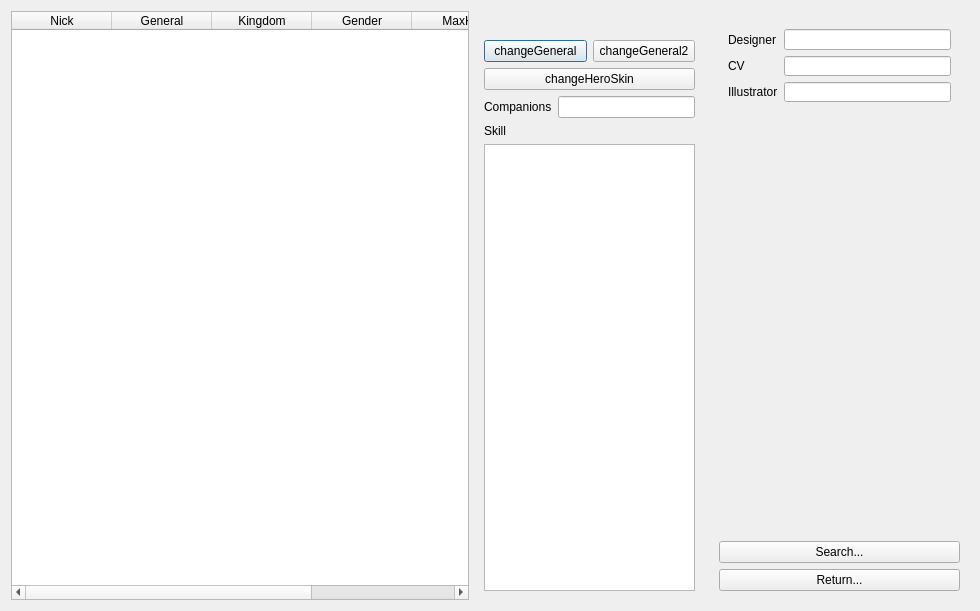
Above: src/dialog/generaloverview.ui from NijigenDevs/QSanguosha-For-Saimoe before the change. Below: the same form after it.
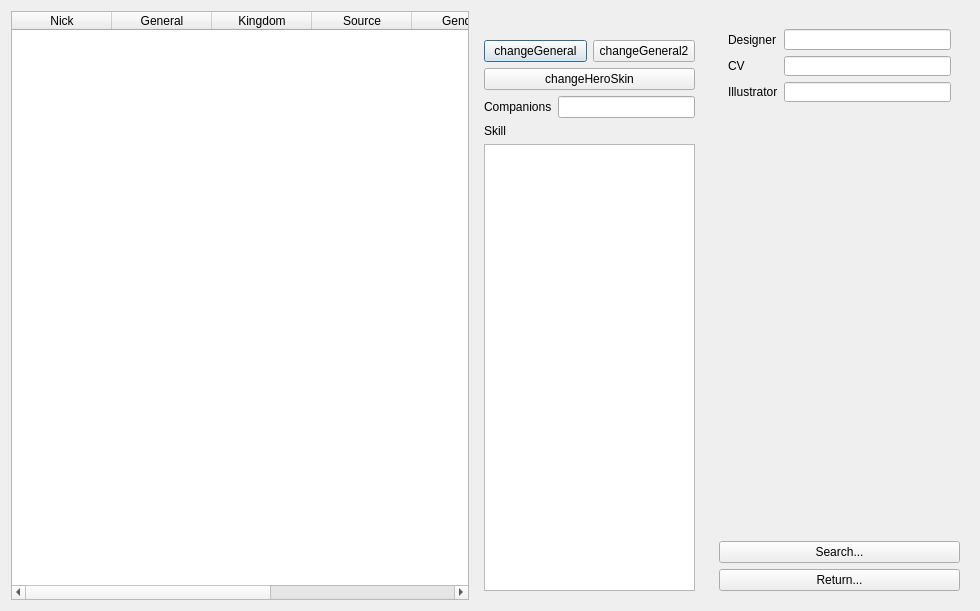
That is the form after the change. Icons and pictures are not drawn.

What changed in the file:
```diff
--- a/src/dialog/generaloverview.ui
+++ b/src/dialog/generaloverview.ui
@@ -58,6 +58,11 @@
        <string>Kingdom</string>
       </property>
      </column>
+     <column>
+      <property name="text">
+       <string>Source</string>
+      </property>
+     </column>
      <column>
       <property name="text">
        <string>Gender</string>
```
